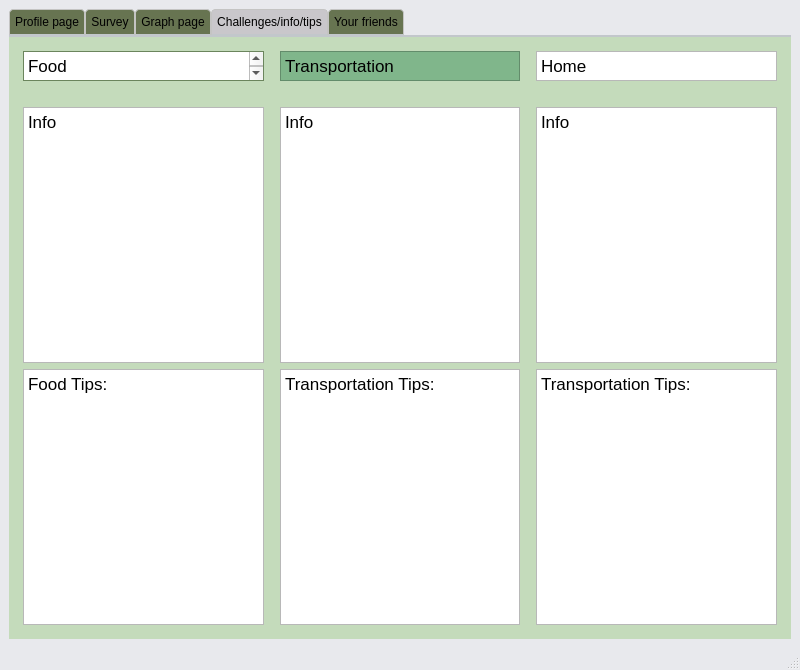
Old version of the form GUI/UICarbonTracker/mainwindow.ui in the repository cgneo/CarbonTracker.
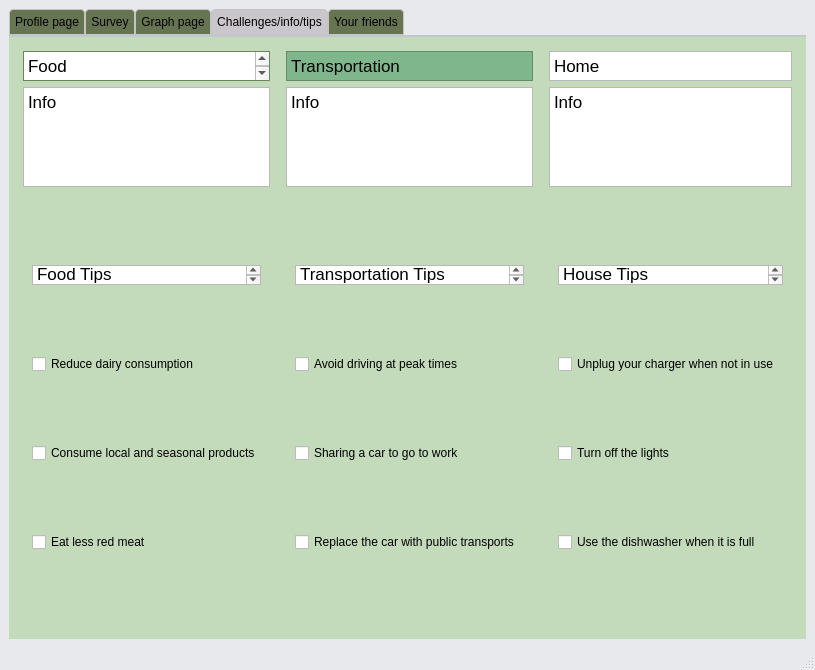
New version of the form. Icons and pictures are not drawn.

```diff
--- a/GUI/UICarbonTracker/mainwindow.ui
+++ b/GUI/UICarbonTracker/mainwindow.ui
@@ -1770,18 +1770,14 @@
             </property>
            </widget>
           </item>
-          <item>
-           <widget class="QLabel" name="food_pic">
-            <property name="text">
-             <string/>
-            </property>
-            <property name="pixmap">
-             <pixmap>../../../Downloads/photos/IMAGE 2021-12-11 16:14:20.jpg</pixmap>
-            </property>
-           </widget>
-          </item>
           <item>
            <widget class="QTextEdit" name="textEdit_3">
+            <property name="maximumSize">
+             <size>
+              <width>16777215</width>
+              <height>100</height>
+             </size>
+            </property>
             <property name="html">
              <string>&lt;!DOCTYPE HTML PUBLIC &quot;-//W3C//DTD HTML 4.0//EN&quot; &quot;http://www.w3.org/TR/REC-html40/strict.dtd&quot;&gt;
 &lt;html&gt;&lt;head&gt;&lt;meta name=&quot;qrichtext&quot; content=&quot;1&quot; /&gt;&lt;style type=&quot;text/css&quot;&gt;
@@ -1792,15 +1788,47 @@
            </widget>
           </item>
           <item>
-           <widget class="QTextEdit" name="textEdit">
-            <property name="html">
-             <string>&lt;!DOCTYPE HTML PUBLIC &quot;-//W3C//DTD HTML 4.0//EN&quot; &quot;http://www.w3.org/TR/REC-html40/strict.dtd&quot;&gt;
+           <widget class="QFrame" name="verticalFrame">
+            <layout class="QVBoxLayout" name="verticalLayout_4">
+             <item>
+              <widget class="QTextEdit" name="textEdit">
+               <property name="maximumSize">
+                <size>
+                 <width>16777215</width>
+                 <height>20</height>
+                </size>
+               </property>
+               <property name="html">
+                <string>&lt;!DOCTYPE HTML PUBLIC &quot;-//W3C//DTD HTML 4.0//EN&quot; &quot;http://www.w3.org/TR/REC-html40/strict.dtd&quot;&gt;
 &lt;html&gt;&lt;head&gt;&lt;meta name=&quot;qrichtext&quot; content=&quot;1&quot; /&gt;&lt;style type=&quot;text/css&quot;&gt;
 p, li { white-space: pre-wrap; }
 &lt;/style&gt;&lt;/head&gt;&lt;body style=&quot; font-family:'.AppleSystemUIFont'; font-size:13pt; font-weight:400; font-style:normal;&quot;&gt;
-&lt;p style=&quot; margin-top:0px; margin-bottom:0px; margin-left:0px; margin-right:0px; -qt-block-indent:0; text-indent:0px;&quot;&gt;Food Tips:&lt;/p&gt;
-&lt;p style=&quot;-qt-paragraph-type:empty; margin-top:0px; margin-bottom:0px; margin-left:0px; margin-right:0px; -qt-block-indent:0; text-indent:0px;&quot;&gt;&lt;br /&gt;&lt;/p&gt;&lt;/body&gt;&lt;/html&gt;</string>
-            </property>
+&lt;p style=&quot; margin-top:0px; margin-bottom:0px; margin-left:0px; margin-right:0px; -qt-block-indent:0; text-indent:0px;&quot;&gt;Food Tips&lt;/p&gt;&lt;/body&gt;&lt;/html&gt;</string>
+               </property>
+              </widget>
+             </item>
+             <item>
+              <widget class="QCheckBox" name="checkBox_3">
+               <property name="text">
+                <string>Reduce dairy consumption</string>
+               </property>
+              </widget>
+             </item>
+             <item>
+              <widget class="QCheckBox" name="checkBox_2">
+               <property name="text">
+                <string>Consume local and seasonal products</string>
+               </property>
+              </widget>
+             </item>
+             <item>
+              <widget class="QCheckBox" name="checkBox">
+               <property name="text">
+                <string>Eat less red meat</string>
+               </property>
+              </widget>
+             </item>
+            </layout>
            </widget>
           </item>
          </layout>
@@ -2283,18 +2311,14 @@
             </property>
            </widget>
           </item>
-          <item>
-           <widget class="QLabel" name="transportation_pic">
-            <property name="text">
-             <string/>
-            </property>
-            <property name="pixmap">
-             <pixmap>../../../Downloads/photos/Capture d’écran 2021-11-25 à 11.42.59 AM.png</pixmap>
-            </property>
-           </widget>
-          </item>
           <item>
            <widget class="QTextEdit" name="textEdit_5">
+            <property name="maximumSize">
+             <size>
+              <width>16777215</width>
+              <height>100</height>
+             </size>
+            </property>
             <property name="styleSheet">
              <string notr="true">QTextEdit{rgb(136, 192, 135)}</string>
             </property>
@@ -2308,15 +2332,47 @@
            </widget>
           </item>
           <item>
-           <widget class="QTextEdit" name="textEdit_6">
-            <property name="html">
-             <string>&lt;!DOCTYPE HTML PUBLIC &quot;-//W3C//DTD HTML 4.0//EN&quot; &quot;http://www.w3.org/TR/REC-html40/strict.dtd&quot;&gt;
+           <widget class="QFrame" name="verticalFrame">
+            <layout class="QVBoxLayout" name="verticalLayout_5">
+             <item>
+              <widget class="QTextEdit" name="textEdit_6">
+               <property name="maximumSize">
+                <size>
+                 <width>16777215</width>
+                 <height>20</height>
+                </size>
+               </property>
+               <property name="html">
+                <string>&lt;!DOCTYPE HTML PUBLIC &quot;-//W3C//DTD HTML 4.0//EN&quot; &quot;http://www.w3.org/TR/REC-html40/strict.dtd&quot;&gt;
 &lt;html&gt;&lt;head&gt;&lt;meta name=&quot;qrichtext&quot; content=&quot;1&quot; /&gt;&lt;style type=&quot;text/css&quot;&gt;
 p, li { white-space: pre-wrap; }
 &lt;/style&gt;&lt;/head&gt;&lt;body style=&quot; font-family:'.AppleSystemUIFont'; font-size:13pt; font-weight:400; font-style:normal;&quot;&gt;
-&lt;p style=&quot; margin-top:0px; margin-bottom:0px; margin-left:0px; margin-right:0px; -qt-block-indent:0; text-indent:0px;&quot;&gt;Transportation Tips:&lt;/p&gt;
-&lt;p style=&quot;-qt-paragraph-type:empty; margin-top:0px; margin-bottom:0px; margin-left:0px; margin-right:0px; -qt-block-indent:0; text-indent:0px;&quot;&gt;&lt;br /&gt;&lt;/p&gt;&lt;/body&gt;&lt;/html&gt;</string>
-            </property>
+&lt;p style=&quot; margin-top:0px; margin-bottom:0px; margin-left:0px; margin-right:0px; -qt-block-indent:0; text-indent:0px;&quot;&gt;Transportation Tips&lt;/p&gt;&lt;/body&gt;&lt;/html&gt;</string>
+               </property>
+              </widget>
+             </item>
+             <item>
+              <widget class="QCheckBox" name="checkBox_8">
+               <property name="text">
+                <string>Avoid driving at peak times</string>
+               </property>
+              </widget>
+             </item>
+             <item>
+              <widget class="QCheckBox" name="checkBox_10">
+               <property name="text">
+                <string>Sharing a car to go to work</string>
+               </property>
+              </widget>
+             </item>
+             <item>
+              <widget class="QCheckBox" name="checkBox_9">
+               <property name="text">
+                <string>Replace the car with public transports </string>
+               </property>
+              </widget>
+             </item>
+            </layout>
            </widget>
           </item>
          </layout>
@@ -2352,18 +2408,14 @@
             </property>
            </widget>
           </item>
-          <item>
-           <widget class="QLabel" name="home_pic">
-            <property name="text">
-             <string/>
-            </property>
-            <property name="pixmap">
-             <pixmap>../../../Downloads/photos/IMAGE 2021-12-11 16:35:20.jpg</pixmap>
-            </property>
-           </widget>
-          </item>
           <item>
            <widget class="QTextEdit" name="textEdit_8">
+            <property name="maximumSize">
+             <size>
+              <width>16777215</width>
+              <height>100</height>
+             </size>
+            </property>
             <property name="html">
              <string>&lt;!DOCTYPE HTML PUBLIC &quot;-//W3C//DTD HTML 4.0//EN&quot; &quot;http://www.w3.org/TR/REC-html40/strict.dtd&quot;&gt;
 &lt;html&gt;&lt;head&gt;&lt;meta name=&quot;qrichtext&quot; content=&quot;1&quot; /&gt;&lt;style type=&quot;text/css&quot;&gt;
@@ -2374,15 +2426,48 @@
            </widget>
           </item>
           <item>
-           <widget class="QTextEdit" name="textEdit_9">
-            <property name="html">
-             <string>&lt;!DOCTYPE HTML PUBLIC &quot;-//W3C//DTD HTML 4.0//EN&quot; &quot;http://www.w3.org/TR/REC-html40/strict.dtd&quot;&gt;
+           <widget class="QFrame" name="verticalFrame">
+            <layout class="QVBoxLayout" name="verticalLayout_6">
+             <item>
+              <widget class="QTextEdit" name="textEdit_9">
+               <property name="maximumSize">
+                <size>
+                 <width>16777215</width>
+                 <height>20</height>
+                </size>
+               </property>
+               <property name="html">
+                <string>&lt;!DOCTYPE HTML PUBLIC &quot;-//W3C//DTD HTML 4.0//EN&quot; &quot;http://www.w3.org/TR/REC-html40/strict.dtd&quot;&gt;
 &lt;html&gt;&lt;head&gt;&lt;meta name=&quot;qrichtext&quot; content=&quot;1&quot; /&gt;&lt;style type=&quot;text/css&quot;&gt;
 p, li { white-space: pre-wrap; }
 &lt;/style&gt;&lt;/head&gt;&lt;body style=&quot; font-family:'.AppleSystemUIFont'; font-size:13pt; font-weight:400; font-style:normal;&quot;&gt;
-&lt;p style=&quot; margin-top:0px; margin-bottom:0px; margin-left:0px; margin-right:0px; -qt-block-indent:0; text-indent:0px;&quot;&gt;Transportation Tips:&lt;/p&gt;
+&lt;p style=&quot; margin-top:0px; margin-bottom:0px; margin-left:0px; margin-right:0px; -qt-block-indent:0; text-indent:0px;&quot;&gt;House Tips&lt;/p&gt;
 &lt;p style=&quot;-qt-paragraph-type:empty; margin-top:0px; margin-bottom:0px; margin-left:0px; margin-right:0px; -qt-block-indent:0; text-indent:0px;&quot;&gt;&lt;br /&gt;&lt;/p&gt;&lt;/body&gt;&lt;/html&gt;</string>
-            </property>
+               </property>
+              </widget>
+             </item>
+             <item>
+              <widget class="QCheckBox" name="checkBox_11">
+               <property name="text">
+                <string>Unplug your charger when not in use</string>
+               </property>
+              </widget>
+             </item>
+             <item>
+              <widget class="QCheckBox" name="checkBox_12">
+               <property name="text">
+                <string>Turn off the lights</string>
+               </property>
+              </widget>
+             </item>
+             <item>
+              <widget class="QCheckBox" name="checkBox_13">
+               <property name="text">
+                <string>Use the dishwasher when it is full</string>
+               </property>
+              </widget>
+             </item>
+            </layout>
            </widget>
           </item>
          </layout>
```
Left out of the diff: 2 changed lines with no effect on the pictures.
